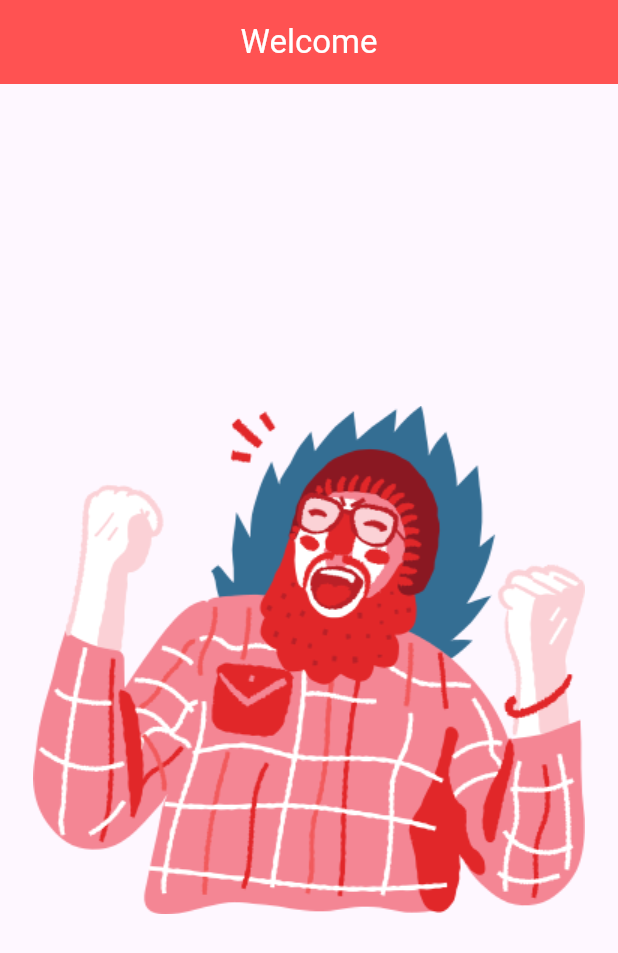
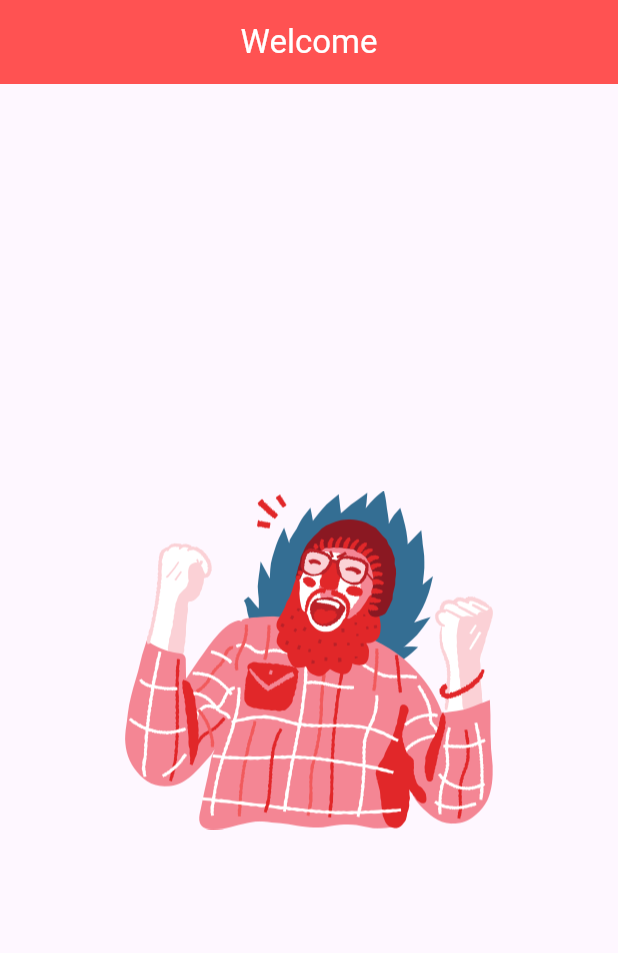
Before and after one commit to Rusydy/welcome_app, a Flutter app: the screen it shows after launch, on a phone screen of 412 x 824 dp. Shown: the top 953 px of the screen. Run offline on Flutter 3.47's test engine with Material 3 defaults, Android fonts, the phone set to English and light mode, and no system bars.

Commit message:
Update WelcomePage widget with better formating and scale

```diff
--- a/lib/main.dart
+++ b/lib/main.dart
@@ -26,14 +26,19 @@ class WelcomePage extends StatelessWidget {
   @override
   Widget build(BuildContext context) {
     return Scaffold(
-      appBar: AppBar(
-        backgroundColor: Colors.redAccent,
-        title: const Text('Welcome', style: TextStyle(color: Colors.white)),
-        centerTitle: true,
-      ),
-      body: Center(
-        child: Image.asset('images/welcome.png'),
-      ),
-    );
+        appBar: AppBar(
+          title: const Text(
+            "Welcome",
+            style: TextStyle(color: Colors.white),
+          ),
+          centerTitle: true,
+          backgroundColor: Colors.redAccent,
+        ),
+        body: Center(
+          child: Image.asset(
+              'images/welcome.png',
+              scale: 1.5,
+          ),
+        ));
   }
 }
```
